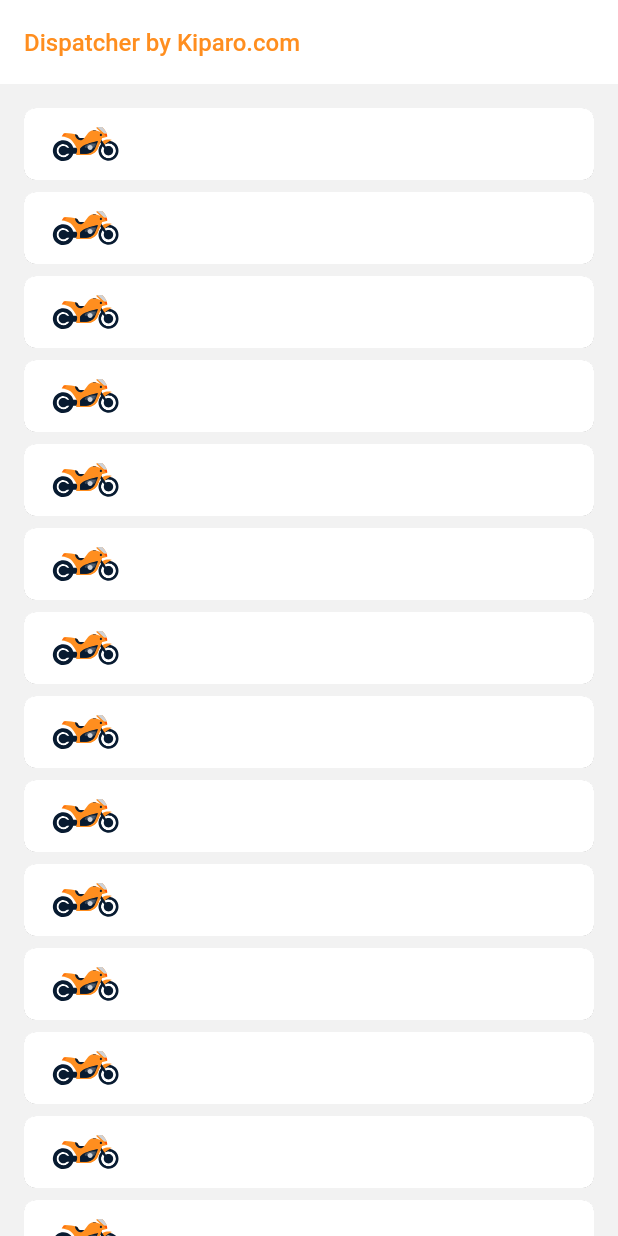
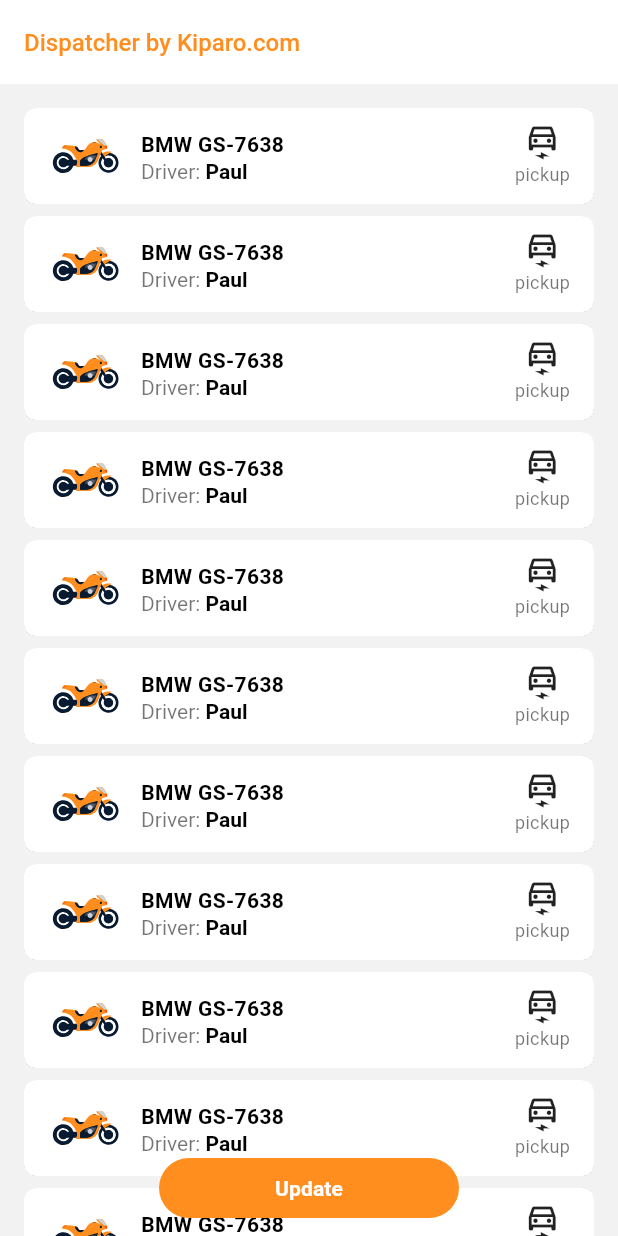
Before and after one commit to zarlykovbaiel/test-app, a Flutter app: the screen it shows after launch, on a phone screen of 412 x 824 dp. Run offline on Flutter 3.47's test engine with Material 3 defaults, Android fonts, the phone set to English and light mode, and no system bars; our stand-ins replace flutter_svg.

Commit message:
button-apdate

```diff
--- /dev/null
+++ b/lib/design/widgets/accent_button.dart
@@ -0,0 +1,35 @@
+import 'package:flutter/material.dart';
+
+class AcentButton extends StatelessWidget {
+  const AcentButton({super.key, required this.title, required this.onTap});
+
+  final String title;
+  final Function() onTap;
+
+  @override
+  Widget build(BuildContext context) {
+    return ElevatedButton(
+      style: ElevatedButton.styleFrom(
+        minimumSize: const Size(200, 40),
+        maximumSize: const Size.fromHeight(40),
+        backgroundColor: const Color(0xffFF8E1F),
+        elevation: 0,
+        shape: RoundedRectangleBorder(
+          borderRadius: BorderRadius.circular(20),
+        ),
+        padding: const EdgeInsets.only(left: 16, right: 16),
+      ),
+      onPressed: onTap,
+      child: Text(
+        title,
+        maxLines: 1,
+        overflow: TextOverflow.ellipsis,
+        style: const TextStyle(
+          color: Colors.white,
+          fontSize: 14,
+          fontWeight: FontWeight.w600,
+        ),
+      ),
+    );
+  }
+}
--- a/lib/pages/vehicle/vehicle_item.dart
+++ b/lib/pages/vehicle/vehicle_item.dart
@@ -6,7 +6,9 @@ class VehicleItem extends StatelessWidget {
 
   @override
   Widget build(BuildContext context) {
-    return Card(
+    return SizedBox(
+      height: 64,
+      child: Card(
         margin: EdgeInsets.zero,
         color: Colors.white,
         elevation: 0.06,
@@ -25,14 +27,79 @@ class VehicleItem extends StatelessWidget {
             ),
           ),
         ),
+      ),
     );
   }
 
   Widget _title() {
-    return Container();
+    return Expanded(
+      child: Padding(
+          padding: const EdgeInsets.only(left: 6, right: 6),
+          child: Column(
+            crossAxisAlignment: CrossAxisAlignment.start,
+            mainAxisAlignment: MainAxisAlignment.center,
+            children: [
+              Text(
+                "BMW GS-7638 ",
+                maxLines: 2,
+                overflow: TextOverflow.ellipsis,
+                style: TextStyle(
+                  color: Colors.black,
+                  fontSize: 14,
+                  fontWeight: FontWeight.w600,
+                ),
+              ),
+              // if(false)
+              // Text(
+              //   "No Driver",
+              // maxLines: 1,
+              // overflow: TextOverflow.ellipsis,
+              //   style: TextStyle(
+              //     color: Colors.grey,
+              //     fontSize: 14,
+              //     fontWeight: FontWeight.w400,
+              //   ),
+              // ),
+              // else
+              RichText(
+                maxLines: 1,
+                overflow: TextOverflow.ellipsis,
+                text: const TextSpan(
+                  style: TextStyle(fontSize: 14),
+                  children: <TextSpan>[
+                    TextSpan(
+                        text: "Driver: ",
+                        style: TextStyle(
+                            color: Colors.black54,
+                            fontWeight: FontWeight.w400)),
+                    TextSpan(
+                        text: "Paul",
+                        style: TextStyle(
+                            color: Colors.black, fontWeight: FontWeight.w600)),
+                  ],
+                ),
+              )
+            ],
+          )),
+    );
   }
 
   Widget _state() {
-    return Container();
+    return InkWell(
+      onTap: () {},
+      child: Column(
+        mainAxisAlignment: MainAxisAlignment.center,
+        children: [
+          Icon(Icons.electric_car_outlined),
+          Text(
+            "pickup",
+            style: TextStyle(
+                color: Colors.black54,
+                fontSize: 12,
+                fontWeight: FontWeight.w400),
+          ),
+        ],
+      ),
+    );
   }
 }
--- a/lib/pages/vehicle/vehicle_list.dart
+++ b/lib/pages/vehicle/vehicle_list.dart
@@ -1,4 +1,6 @@
 import 'package:flutter/material.dart';
+import 'package:flutter/widgets.dart';
+import 'package:test/design/widgets/accent_button.dart';
 import 'package:test/pages/vehicle/vehicle_item.dart';
 
 class VehicleList extends StatelessWidget {
@@ -8,15 +10,25 @@ class VehicleList extends StatelessWidget {
   Widget build(BuildContext context) {
     return Stack(
       children: [
-        _list(),
-        _updateButton(),
+        _list(context),
+        Align(
+          alignment: Alignment.bottomCenter,
+          child: _updateButton(),
+        ),
       ],
     );
   }
 
-  Widget _list() {
+  Widget _list(BuildContext context) {
+    final safeAreaPadding = MediaQuery.of(context).padding.bottom;
+    final bottomPadding = (safeAreaPadding + 8) * 2 + 40;
     return ListView.separated(
-      padding: const EdgeInsets.only(left: 16, right: 16, top: 16),
+      padding: EdgeInsets.only(
+        left: 16,
+        right: 16,
+        top: 16,
+        bottom: bottomPadding,
+      ),
       itemCount: 15,
       separatorBuilder: (BuildContext context, int index) {
         return const SizedBox(
@@ -30,6 +42,14 @@ class VehicleList extends StatelessWidget {
   }
 
   Widget _updateButton() {
-    return Container();
+    return SafeArea(
+      child: Padding(
+        padding: const EdgeInsets.only(bottom: 8, left: 16, right: 16),
+        child: AcentButton(
+          title: "Update",
+          onTap: () {},
+        ),
+      ),
+    );
   }
 }
```
Lines whose indentation alone changed are shown as unchanged.
